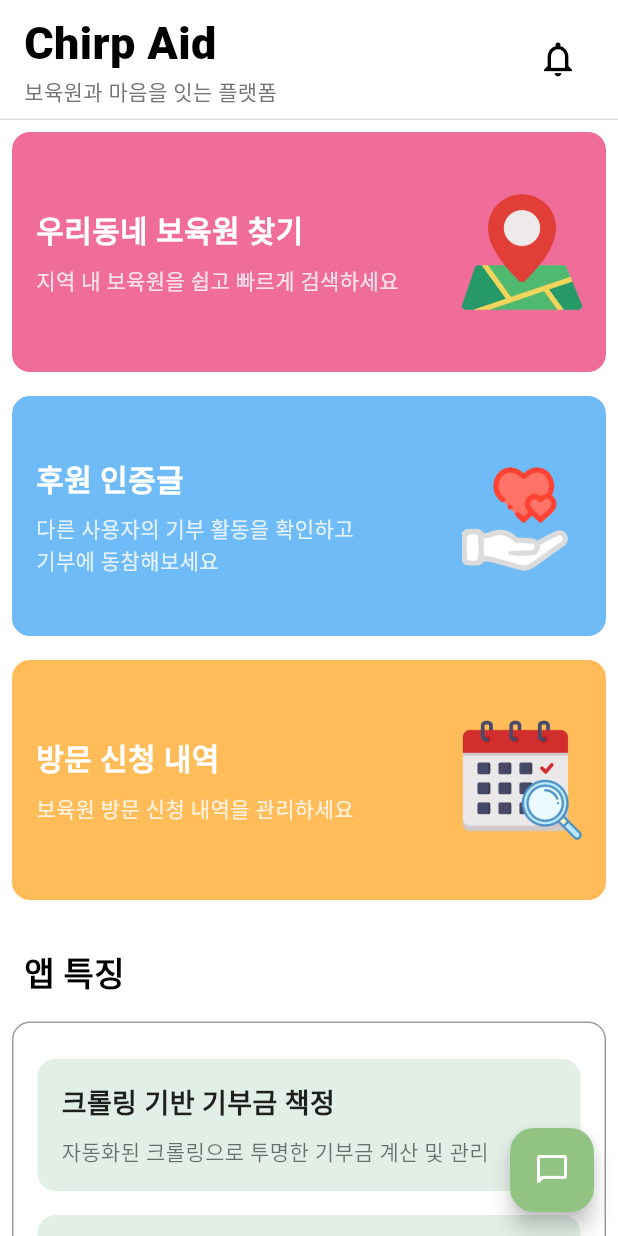
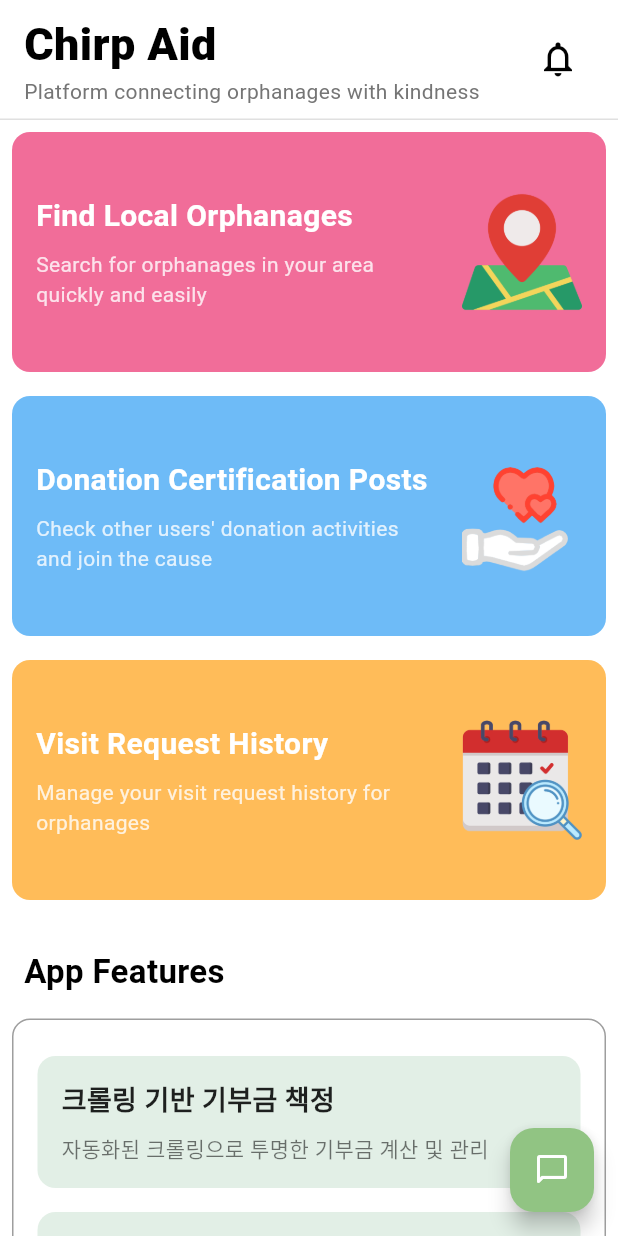
Before and after one commit to Chirp-Aid/chrip_aid_Front_ver2, a Flutter app: the UserHomeScreen screen opened directly, on a phone screen of 412 x 824 dp. Run offline on Flutter 3.47's test engine with Material 3 defaults, Android fonts, the light colour scheme and no system bars; our stand-ins replace card_swiper, dio, firebase_core, firebase_messaging, flutter_dotenv, flutter_local_notifications and 13 more; missing offline and left inert: android_intent_plus, aws_s3_upload, flutter_sliding_up_panel, google_api_headers, google_geocoding, google_maps_flutter_android and 3 more; accounts and stored records are empty; generated files the repository leaves out were written again; network calls fail.

Commit message:
✨영문 설정 및 이미지 추가

```diff
--- a/lib/common/component/custom_app_bar.dart
+++ b/lib/common/component/custom_app_bar.dart
@@ -37,7 +37,7 @@ class CustomAppBar extends ConsumerWidget {
                 ),
               ),
               Text(
-                "보육원과 마음을 잇는 플랫폼",
+                "Platform connecting orphanages with kindness",
                 style: TextStyle(
                   color: Colors.grey[600],
                   fontSize: 14.0,
--- a/lib/home/view/orphanage_home_screen.dart
+++ b/lib/home/view/orphanage_home_screen.dart
@@ -36,8 +36,8 @@ class OrphanageHomeScreen extends TabScreen {
                     children: [
                       const SizedBox(height: kPaddingLargeSize),
                       CustomImageCategoryCard(
-                        title: "보육원 관리",
-                        subtitle: "보육원의 예약 및 후원 정보를 관리하세요",
+                        title: "Orphanage Management",
+                        subtitle: "Manage orphanage reservations and donation information",
                         imagePath: "assets/image/pin.png", // 아이콘 경로
                         backgroundColor: Colors.green.withOpacity(0.65), // 배경색
                         textColor: Colors.white,
@@ -47,8 +47,8 @@ class OrphanageHomeScreen extends TabScreen {
                       ),
                       const SizedBox(height: kPaddingMiddleSize),
                       CustomImageCategoryCard(
-                        title: "후원 인증글 관리",
-                        subtitle: "보육원의 후원 인증글을 관리하세요",
+                        title: "Donation Certification Management",
+                        subtitle: "Manage donation certification posts of the orphanage",
                         imagePath: "assets/image/giving.png", // 아이콘 경로
                         backgroundColor: Colors.blue.withOpacity(0.65), // 배경색
                         textColor: Colors.white,
@@ -58,8 +58,8 @@ class OrphanageHomeScreen extends TabScreen {
                       ),
                       const SizedBox(height: kPaddingMiddleSize),
                       CustomImageCategoryCard(
-                        title: "방문 신청 관리",
-                        subtitle: "보육원 방문 신청 내역을 관리하세요",
+                        title: "Visit Request Management",
+                        subtitle: "Manage visit request history for the orphanage",
                         imagePath: "assets/image/calendar.png", // 아이콘 경로
                         backgroundColor: Colors.orange.withOpacity(0.65), // 배경색
                         textColor: Colors.white,
@@ -71,7 +71,7 @@ class OrphanageHomeScreen extends TabScreen {
                       const Padding(
                         padding: EdgeInsets.symmetric(horizontal: 8.0),
                         child: Text(
-                          "앱 특징",
+                          "App Features",
                           style: TextStyle(
                             fontSize: 22.0,
                             fontWeight: FontWeight.bold,
@@ -95,15 +95,15 @@ class OrphanageHomeScreen extends TabScreen {
                           child: Column(
                             children: [
                               CustomDescriptionCard(
-                                title: "효율적인 예약 관리",
-                                description: "보육원 예약 내역을 간편하게 확인하고 관리하세요",
+                                title: "Efficient Reservation Management",
+                                description: "Easily view and manage orphanage reservation history",
                                 onTap: () {
                                   print("첫 번째 설명 클릭됨");
                                 },
                               ),
                               CustomDescriptionCard(
-                                title: "투명한 후원 인증",
-                                description: "투명하게 후원 인증을 관리하고 사용자와 소통하세요",
+                                title: "Transparent Donation Certification",
+                                description: "Manage donation certifications transparently and communicate with users",
                                 onTap: () {
                                   print("두 번째 설명 클릭됨");
                                 },
--- a/lib/home/view/user_home_screen.dart
+++ b/lib/home/view/user_home_screen.dart
@@ -33,8 +33,8 @@ class UserHomeScreen extends TabScreen {
                     crossAxisAlignment: CrossAxisAlignment.start, // 앱 특징 왼쪽 정렬
                     children: [
                       CustomImageCategoryCard(
-                        title: "우리동네 보육원 찾기",
-                        subtitle: "지역 내 보육원을 쉽고 빠르게 검색하세요",
+                        title: "Find Local Orphanages",
+                        subtitle: "Search for orphanages in your area quickly and easily",
                         imagePath: "assets/image/pin.png", // 아이콘 경로
                         backgroundColor: Colors.pink.withOpacity(0.65), // 배경색
                         textColor: Colors.white,
@@ -44,8 +44,8 @@ class UserHomeScreen extends TabScreen {
                       ),
                       const SizedBox(height: kPaddingMiddleSize),
                       CustomImageCategoryCard(
-                        title: "후원 인증글",
-                        subtitle: "다른 사용자의 기부 활동을 확인하고\n기부에 동참해보세요",
+                        title: "Donation Certification Posts",
+                        subtitle: "Check other users' donation activities\nand join the cause",
                         imagePath: "assets/image/giving.png", // 아이콘 경로
                         backgroundColor: Colors.blue.withOpacity(0.65), // 배경색
                         textColor: Colors.white,
@@ -55,8 +55,8 @@ class UserHomeScreen extends TabScreen {
                       ),
                       const SizedBox(height: kPaddingMiddleSize),
                       CustomImageCategoryCard(
-                        title: "방문 신청 내역",
-                        subtitle: "보육원 방문 신청 내역을 관리하세요",
+                        title: "Visit Request History",
+                        subtitle: "Manage your visit request history for orphanages",
                         imagePath: "assets/image/calendar.png", // 아이콘 경로
                         backgroundColor: Colors.orange.withOpacity(0.65), // 배경색
                         textColor: Colors.white,
@@ -69,7 +69,7 @@ class UserHomeScreen extends TabScreen {
                       const Padding(
                         padding: EdgeInsets.symmetric(horizontal: 8.0),
                         child: Text(
-                          "앱 특징",
+                          "App Features",
                           style: TextStyle(
                             fontSize: 22.0,
                             fontWeight: FontWeight.bold,
--- a/lib/orphanage/view/orphanage_map_screen.dart
+++ b/lib/orphanage/view/orphanage_map_screen.dart
@@ -164,7 +164,7 @@ class _SlidingUpPanel extends ConsumerWidget {
   Widget build(BuildContext context, WidgetRef ref) {
     final viewModel = ref.watch(orphanageSearchViewModelProvider);
     return SlidingUpPanelWidget(
-      anchor: 0.43,
+      anchor: 0.48,
       elevation: 8.0,
       controlHeight: kPaddingSmallSize + kPaddingLargeSize + 5,
       panelController: viewModel.panelController,
--- a/lib/root_tab/viewmodel/root_tab_viewmodel.dart
+++ b/lib/root_tab/viewmodel/root_tab_viewmodel.dart
@@ -28,24 +28,24 @@ class RootTabViewModel {
     switch (authorityState.value!) {
       case AuthorityType.user:
         return const [
-          TabInfo(UserHomeScreen(), icon: Icons.home, label: '메인페이지'),
-          TabInfo(OrphanageMapScreen(), icon: Icons.map, label: '보육원 검색'),
-          TabInfo(UserPostScreen(), icon: Icons.volunteer_activism, label: '인증글 확인'),
-          TabInfo(UserReservationScreen(), icon: Icons.history, label: '신청 내역'),
-          TabInfo(UserInfoScreen(), icon: Icons.person, label: '마이페이지'),
+          TabInfo(UserHomeScreen(), icon: Icons.home, label: 'Home'),
+          TabInfo(OrphanageMapScreen(), icon: Icons.map, label: 'Search'),
+          TabInfo(UserPostScreen(), icon: Icons.volunteer_activism, label: 'Posts'),
+          TabInfo(UserReservationScreen(), icon: Icons.history, label: 'History'),
+          TabInfo(UserInfoScreen(), icon: Icons.person, label: 'Profile'),
         ];
       case AuthorityType.orphanage:
         return const [
-          TabInfo(OrphanageHomeScreen(), icon: Icons.home, label: '메인페이지'),
-          TabInfo(OrphanageManagementScreen(), icon: Icons.map, label: '보육원 관리'),
-          TabInfo(OrphanagePostScreen(), icon: Icons.volunteer_activism, label: '인증글 작성'),
-          TabInfo(OrphanageReservationScreen(), icon: Icons.history, label: '신청 관리'),
-          TabInfo(OrphanageMemberInfoScreen(), icon: Icons.person, label: '마이페이지'),
+          TabInfo(OrphanageHomeScreen(), icon: Icons.home, label: 'Home'),
+          TabInfo(OrphanageManagementScreen(), icon: Icons.map, label: 'Manage'),
+          TabInfo(OrphanagePostScreen(), icon: Icons.volunteer_activism, label: 'Posts'),
+          TabInfo(OrphanageReservationScreen(), icon: Icons.history, label: 'Requests'),
+          TabInfo(OrphanageMemberInfoScreen(), icon: Icons.person, label: 'Profile'),
         ];
       case AuthorityType.admin:
         return const [
-          TabInfo(AdminHomeScreen(), icon: Icons.home, label: '예약 설정'),
-          TabInfo(UserInfoScreen(), icon: Icons.person, label: '마이페이지'),
+          TabInfo(AdminHomeScreen(), icon: Icons.home, label: 'Settings'),
+          TabInfo(UserInfoScreen(), icon: Icons.person, label: 'Profile'),
         ];
     }
   }
```
Also changed, not shown: assets/image/account.png (added), assets/image/posts.png (added), assets/image/reports.png (added).
